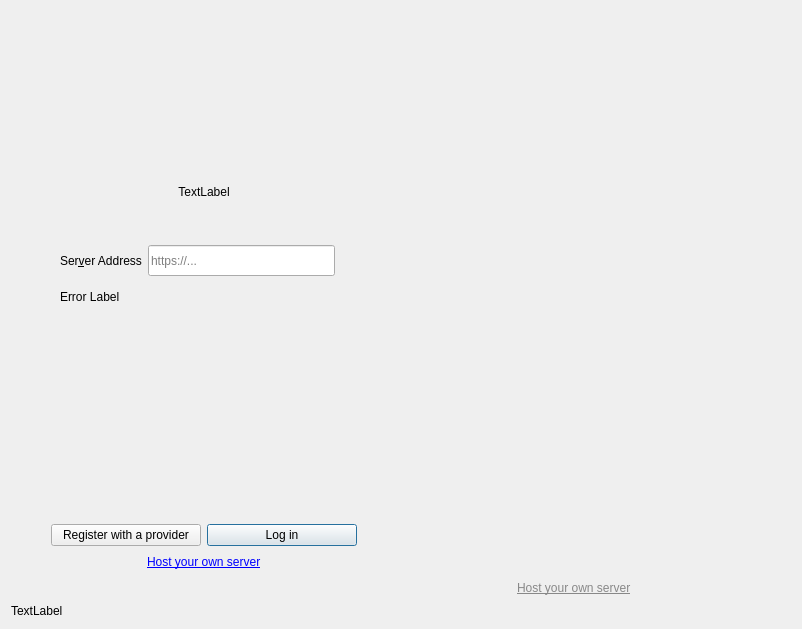
First picture: the form in src/gui/wizard/owncloudsetupnocredspage.ui, repository nextcloud/desktop, before the edit.
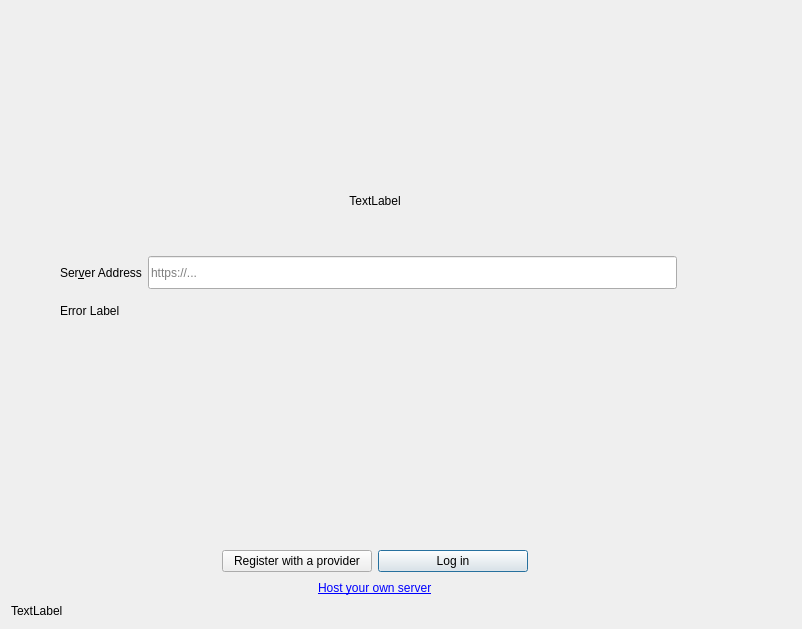
Second picture: the form after the edit. Icons and pictures are not drawn. Custom widgets are drawn as their Qt base class.

Commit message: Added newly created next/prev svg's and fixed reduntant layout parts in wizard

The edit to the form file:
```diff
--- a/src/gui/wizard/owncloudsetupnocredspage.ui
+++ b/src/gui/wizard/owncloudsetupnocredspage.ui
@@ -211,42 +211,6 @@
      <property name="bottomMargin">
       <number>0</number>
      </property>
-     <item>
-      <spacer name="horizontalSpacer_6">
-       <property name="orientation">
-        <enum>Qt::Horizontal</enum>
-       </property>
-       <property name="sizeHint" stdset="0">
-        <size>
-         <width>40</width>
-         <height>20</height>
-        </size>
-       </property>
-      </spacer>
-     </item>
-     <item>
-      <widget class="QLabel" name="installLink">
-       <property name="text">
-        <string>&lt;a href=&quot;https://docs.nextcloud.com/server/15/admin_manual/installation/index.html#installation&quot;&gt;&lt;span style=&quot; text-decoration: underline; color:#888888;&quot;&gt;Host your own server&lt;/span&gt;&lt;/a&gt;</string>
-       </property>
-       <property name="openExternalLinks">
-        <bool>true</bool>
-       </property>
-      </widget>
-     </item>
-     <item>
-      <spacer name="horizontalSpacer_5">
-       <property name="orientation">
-        <enum>Qt::Horizontal</enum>
-       </property>
-       <property name="sizeHint" stdset="0">
-        <size>
-         <width>40</width>
-         <height>20</height>
-        </size>
-       </property>
-      </spacer>
-     </item>
     </layout>
    </item>
    <item row="2" column="3">
```
The commit also changes 2 other files.
